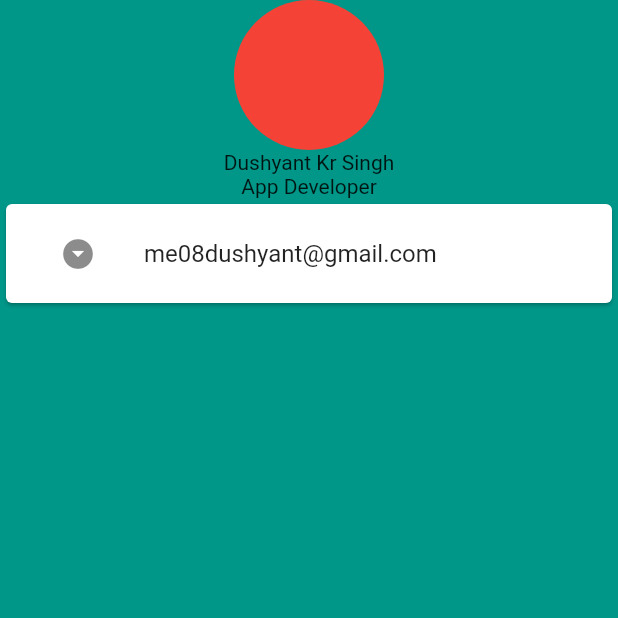
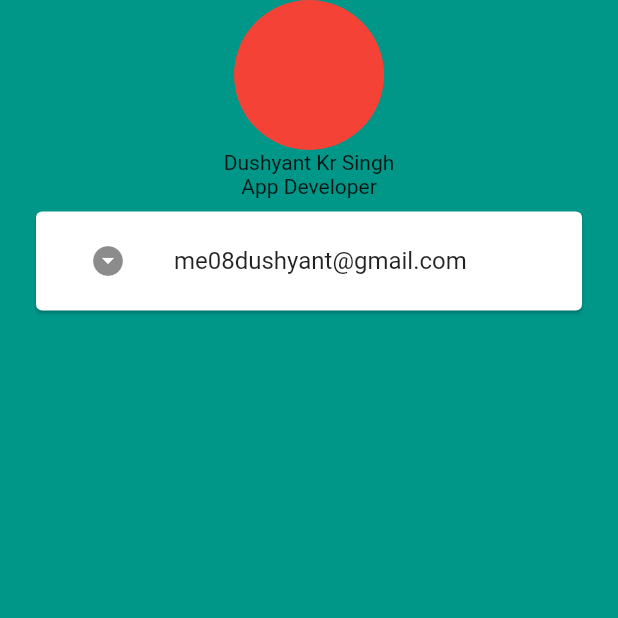
Before and after one commit to me08dushyant/miCard, a Flutter app: the screen it shows after launch, on a phone screen of 412 x 824 dp, the top half of it. Run offline on Flutter 3.47's test engine with Material 2 defaults, Android fonts, the phone set to English and light mode, and no system bars.

```diff
--- a/lib/main.dart
+++ b/lib/main.dart
@@ -40,11 +40,13 @@ class MyHomePage extends StatelessWidget {
               ),
               Text('Dushyant Kr Singh'),
               Text('App Developer'),
-              Card(
-                child: Padding(
-                  margin: EdgeInsets.symmetric(vertical: 5, horizontal: 20),
-                  padding: EdgeInsets.symmetric(vertical: 5, horizontal: 20),
-                  child: ListTile(leading: Icon(Icons.arrow_drop_down_circle), title: Text('me08dushyant@gmail.com')),
+              Container(
+                margin: EdgeInsets.symmetric(vertical: 5, horizontal: 20),
+                child: Card(
+                  child: Padding(
+                    padding: EdgeInsets.symmetric(vertical: 5, horizontal: 20),
+                    child: ListTile(leading: Icon(Icons.arrow_drop_down_circle), title: Text('me08dushyant@gmail.com')),
+                  ),
                 ),
               ),
             ],
```
